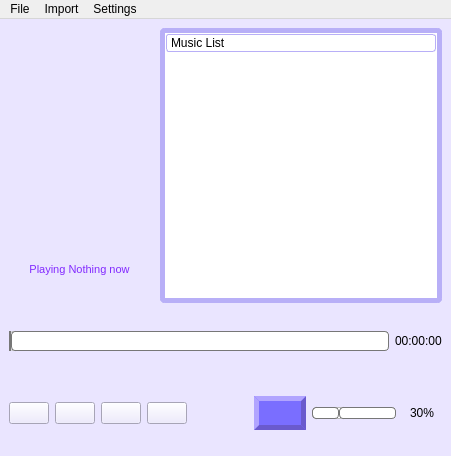
This is mainwindow.ui in CrystallisR/QtBasedMusicPlayer as Qt 5 draws it before an edit. The edited form follows.
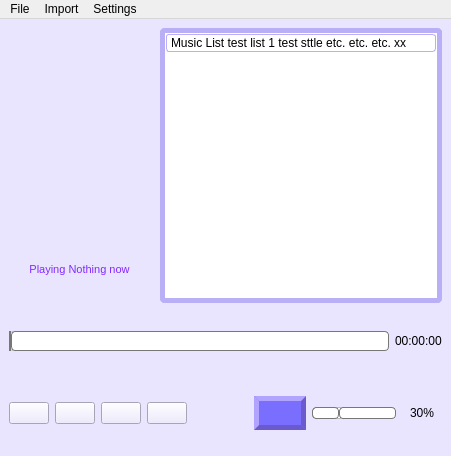
This is the edited form. Icons and pictures are not drawn.

Diff of the .ui file:
```diff
--- a/mainwindow.ui
+++ b/mainwindow.ui
@@ -144,12 +144,85 @@
 	background-color:  rgb(184, 175, 247);
 	padding: 1px;
 }
+QListWidget:item:selected {
+	color: rgb(255, 240, 79);
+	border: 1px solid rgb(184, 175, 247);
+	border-radius: 3px;
+	background-color:  rgb(184, 175, 247);
+	padding: 1px;
+}
 
+
+QScrollBar:horizontal {
+    background: white;
+    height: 10px;
+    margin: 0px 10px 0px 10px;
+}
+QScrollBar::handle:horizontal {
+    background: white;
+	border: 2px solid rgb(184, 175, 247);
+	border-radius: 5px;
+    min-width: 10px;
+}
+QScrollBar::handle:horizontal:hover {
+    background: rgb(184, 175, 247);
+	border: 2px solid rgb(184, 175, 247);
+	border-radius: 5px;
+    min-width: 10px;
+}
+QScrollBar::add-line:horizontal {
+    background: white;
+    width: 10px;
+    subcontrol-position: right;
+    subcontrol-origin: margin;
+}
+QScrollBar::sub-line:horizontal {
+    background: white;
+    width: 10px;
+    subcontrol-position: left;
+    subcontrol-origin: margin;
+}
+
+QScrollBar:vertical {
+    background: white;
+    width: 10px;
+    margin: 10px 0px 10px 0px;
+}
+QScrollBar::handle:vertical {
+    background: white;
+	border: 2px solid rgb(184, 175, 247);
+	border-radius: 5px;
+    min-width: 10px;
+}
+QScrollBar::handle:vertical:hover {
+    background: rgb(184, 175, 247);
+	border: 2px solid rgb(184, 175, 247);
+	border-radius: 5px;
+    min-height: 10px;
+}
+QScrollBar::add-line:vertical {
+    background: white;
+    height: 10px;
+    subcontrol-position: bottom;
+    subcontrol-origin: margin;
+}
+QScrollBar::sub-line:vertical {
+    background: white;
+    height: 10px;
+    subcontrol-position: top;
+    subcontrol-origin: margin;
+}
 </string>
         </property>
+        <property name="selectionMode">
+         <enum>QAbstractItemView::ExtendedSelection</enum>
+        </property>
+        <property name="sortingEnabled">
+         <bool>false</bool>
+        </property>
         <item>
          <property name="text">
-          <string>Music List</string>
+          <string>Music List test list 1 test sttle etc. etc. etc. xx</string>
          </property>
          <property name="background">
           <brush brushstyle="NoBrush">
```
Left out of the diff: 18 changed lines with no effect on the pictures.
